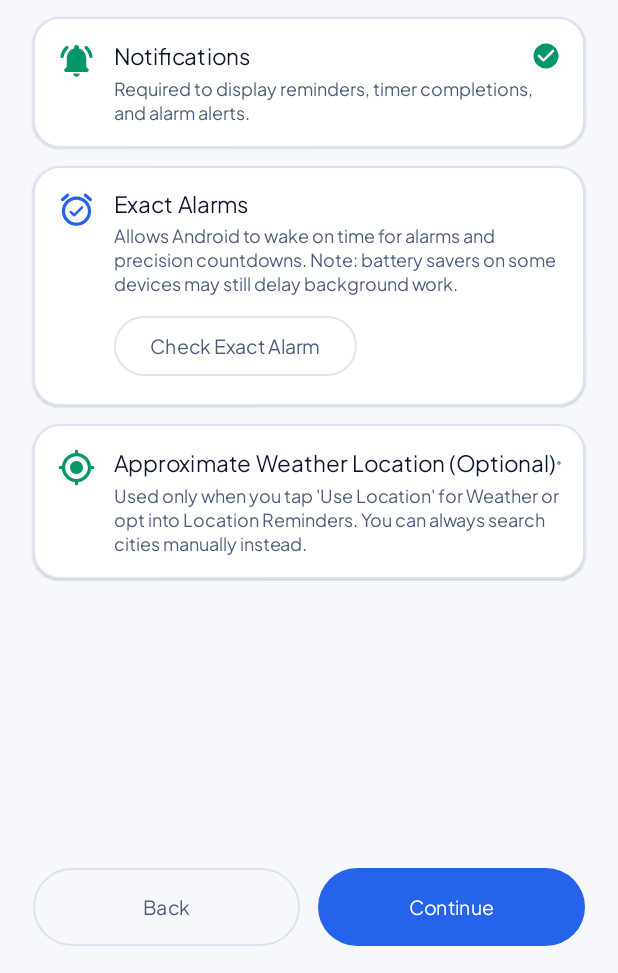
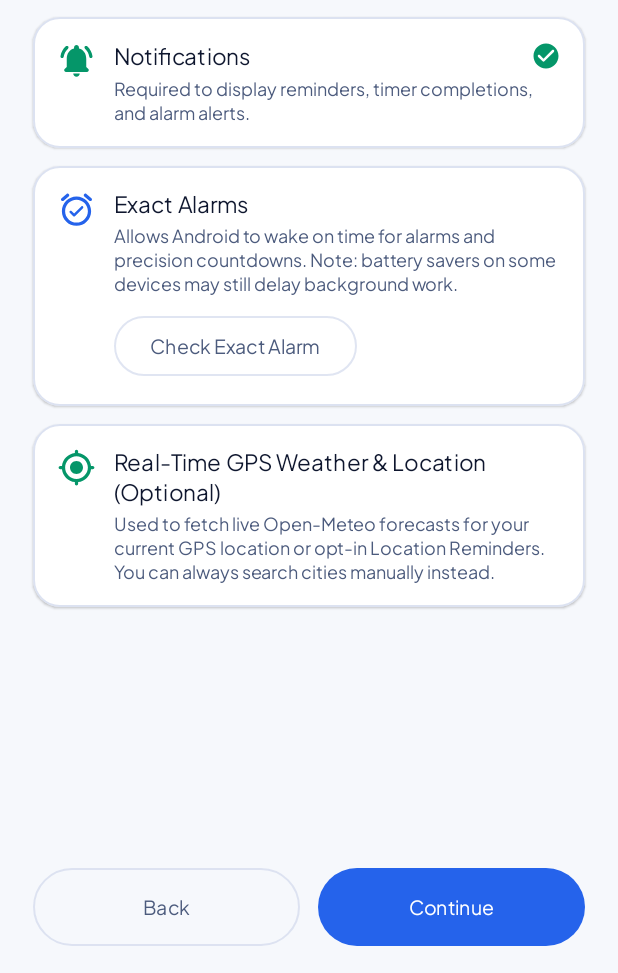
Before and after one commit to rajridam52-a11y/RR-Reminder-2.O, an Android app built with Jetpack Compose: the screen it shows after launch (MainActivity), after a tap on "Continue", on a phone screen of 412 x 824 dp, the part 263-1236 px from its top. Run offline under Robolectric (Android 15) with nearby library versions, the phone set to English and light mode, and no system bars; our stand-ins replace Room's generated code; 2 statements that could not run were skipped; 1 other tap on this screen came first.

Commit message:
feat: add fine location support and location helpers
- Added `ACCESS_FINE_LOCATION` permission.
- Implemented `LocationFetchResult` for structured location status.
- Expanded `ScheduleCalculator` to support optional seconds in time formatting.
- Added location helpers and state tracking to `RemindersViewModel`.

```diff
--- a/app/src/main/AndroidManifest.xml
+++ b/app/src/main/AndroidManifest.xml
@@ -18,6 +18,7 @@
     <!-- Runtime permissions (explained clearly before requesting) -->
     <uses-permission android:name="android.permission.POST_NOTIFICATIONS" />
     <uses-permission android:name="android.permission.ACCESS_COARSE_LOCATION" />
+    <uses-permission android:name="android.permission.ACCESS_FINE_LOCATION" />
     <uses-permission android:name="android.permission.READ_CALENDAR" />
 
     <application
--- a/app/src/main/java/com/example/core/notifications/ScheduleCalculator.kt
+++ b/app/src/main/java/com/example/core/notifications/ScheduleCalculator.kt
@@ -113,9 +113,19 @@ object ScheduleCalculator {
         return labels.filterIndexed { idx, _ -> (mask and (1 shl idx)) != 0 }.joinToString(", ")
     }
 
-    fun formatTime(millis: Long, use24Hour: Boolean, zoneId: ZoneId = ZoneId.systemDefault()): String {
+    fun formatTime(
+        millis: Long,
+        use24Hour: Boolean,
+        zoneId: ZoneId = ZoneId.systemDefault(),
+        includeSeconds: Boolean = false,
+    ): String {
         val zdt = Instant.ofEpochMilli(millis).atZone(zoneId)
-        val pattern = if (use24Hour) "HH:mm" else "h:mm a"
+        val pattern = when {
+            use24Hour && includeSeconds -> "HH:mm:ss"
+            use24Hour -> "HH:mm"
+            includeSeconds -> "h:mm:ss a"
+            else -> "h:mm a"
+        }
         return zdt.format(DateTimeFormatter.ofPattern(pattern, Locale.getDefault()))
     }
 
--- a/app/src/main/java/com/example/features/home/MainViewModel.kt
+++ b/app/src/main/java/com/example/features/home/MainViewModel.kt
@@ -50,6 +50,7 @@ class MainViewModel(private val container: AppContainer) : ViewModel() {
     val welcomeDismissed: StateFlow<Boolean> = _welcomeDismissed.asStateFlow()
 
     private val _nowMillis = MutableStateFlow(System.currentTimeMillis())
+    val nowMillis: StateFlow<Long> = _nowMillis.asStateFlow()
 
     val homeState: StateFlow<HomeUiState> = combine(
         _nowMillis,
--- a/app/src/main/java/com/example/features/onboarding/SplashAndOnboarding.kt
+++ b/app/src/main/java/com/example/features/onboarding/SplashAndOnboarding.kt
@@ -40,10 +40,8 @@ import com.example.R
 import com.example.core.datastore.UserPreferences
 import com.example.core.notifications.ScheduleCalculator
 import com.example.core.permissions.PermissionHelper
-import com.example.features.home.HomeUiState
 import com.example.ui.components.RRBrandMark
 import com.example.ui.components.RRCard
-import com.example.ui.components.RRMetricBadge
 import com.example.ui.components.RRStatusPill
 import com.example.ui.theme.AccentPreset
 import com.example.ui.theme.LocalRRExtraColors
@@ -111,7 +109,7 @@ fun SplashScreen() {
 
 @Composable
 fun WelcomePreviewScreen(
-    homeState: HomeUiState,
+    nowMillis: Long,
     preferences: UserPreferences,
     isFirstLaunch: Boolean,
     onContinue: () -> Unit,
@@ -124,7 +122,7 @@ fun WelcomePreviewScreen(
                 Brush.verticalGradient(
                     colors = listOf(
                         MaterialTheme.colorScheme.background,
-                        extra.accentPrimary.copy(alpha = 0.12f),
+                        extra.accentPrimary.copy(alpha = 0.14f),
                         MaterialTheme.colorScheme.background,
                     ),
                 ),
@@ -188,50 +186,40 @@ fun WelcomePreviewScreen(
                 )
                 Spacer(modifier = Modifier.height(6.dp))
                 Text(
-                    text = ScheduleCalculator.formatTime(homeState.nowMillis, preferences.use24Hour) +
+                    text = ScheduleCalculator.formatTime(
+                        millis = nowMillis,
+                        use24Hour = preferences.use24Hour,
+                        includeSeconds = true,
+                    ) +
                         " • " +
-                        ScheduleCalculator.formatDate(homeState.nowMillis, "EEEE, ${preferences.dateFormatStyle.pattern}"),
+                        ScheduleCalculator.formatDate(nowMillis, "EEEE, ${preferences.dateFormatStyle.pattern}"),
                     style = TabularClockMedium.copy(fontSize = MaterialTheme.typography.titleMedium.fontSize),
                     color = MaterialTheme.colorScheme.onSurfaceVariant,
                     textAlign = TextAlign.Center,
                 )
                 Spacer(modifier = Modifier.height(16.dp))
                 RRCard(accentGlow = true) {
-                    Text("Today's Preview", style = MaterialTheme.typography.titleSmall)
+                    Text("Welcome Preview", style = MaterialTheme.typography.titleSmall)
                     Spacer(modifier = Modifier.height(10.dp))
-                    Row(
-                        modifier = Modifier.fillMaxWidth(),
-                        horizontalArrangement = Arrangement.spacedBy(8.dp),
-                    ) {
-                        RRMetricBadge(
-                            label = "Reminders",
-                            value = "${homeState.upcomingReminders.size}",
-                            color = extra.accentPrimary,
-                            modifier = Modifier.weight(1f),
-                        )
-                        RRMetricBadge(
-                            label = "Tasks",
-                            value = "${homeState.todayTasks.size}",
-                            color = extra.accentSecondary,
-                            modifier = Modifier.weight(1f),
-                        )
-                        RRMetricBadge(
-                            label = "Habits",
-                            value = "${homeState.activeHabitsCount}",
-                            color = extra.success,
-                            modifier = Modifier.weight(1f),
-                        )
-                    }
+                    WelcomeFeatureHighlightRow(
+                        icon = Icons.Rounded.NotificationsActive,
+                        title = "Smart Reminders & Exact Alarms",
+                        subtitle = "Timezone-safe schedules, snooze controls, and reliable alerts.",
+                        color = extra.accentPrimary,
+                    )
                     Spacer(modifier = Modifier.height(10.dp))
-                    val nextReminderTitle = homeState.upcomingReminders.firstOrNull()?.title
-                    Text(
-                        text = if (nextReminderTitle != null) {
-                            "Next up: $nextReminderTitle"
-                        } else {
-                            "Your schedule is clear and ready for today."
-                        },
-                        style = MaterialTheme.typography.bodySmall,
-                        color = MaterialTheme.colorScheme.onSurfaceVariant,
+                    WelcomeFeatureHighlightRow(
+                        icon = Icons.Rounded.MyLocation,
+                        title = "Live GPS Weather & World Clock",
+                        subtitle = "Real-time forecast from your GPS fix and live global timezones.",
+                        color = extra.accentSecondary,
+                    )
+                    Spacer(modifier = Modifier.height(10.dp))
+                    WelcomeFeatureHighlightRow(
+                        icon = Icons.Rounded.Timer,
+                        title = "Timers, Tasks, Notes & Habits",
+                        subtitle = "Complete daily workspace with local backup and home widgets.",
+                        color = extra.success,
                     )
                 }
             }
@@ -245,10 +233,42 @@ fun WelcomePreviewScreen(
                     .height(54.dp)
                     .testTag("welcome_preview_continue_btn"),
             ) {
-                Text(if (isFirstLaunch) "Set Up RR Reminder" else "Enter Dashboard")
+                Text(if (isFirstLaunch) "Set Up RR Reminder" else "Enter RR Reminder")
                 Spacer(modifier = Modifier.width(8.dp))
                 Icon(Icons.AutoMirrored.Rounded.ArrowForward, contentDescription = null)
             }
+        }
+    }
+}
+
+@Composable
+private fun WelcomeFeatureHighlightRow(
+    icon: ImageVector,
+    title: String,
+    subtitle: String,
+    color: Color,
+) {
+    Row(
+        modifier = Modifier.fillMaxWidth(),
+        verticalAlignment = Alignment.CenterVertically,
+        horizontalArrangement = Arrangement.spacedBy(12.dp),
+    ) {
+        Box(
+            modifier = Modifier
+                .size(36.dp)
+                .clip(CircleShape)
+                .background(color.copy(alpha = 0.16f)),
+            contentAlignment = Alignment.Center,
+        ) {
+            Icon(icon, contentDescription = null, tint = color, modifier = Modifier.size(20.dp))
+        }
+        Column(modifier = Modifier.weight(1f)) {
+            Text(title, style = MaterialTheme.typography.titleSmall)
+            Text(
+                text = subtitle,
+                style = MaterialTheme.typography.bodySmall,
+                color = MaterialTheme.colorScheme.onSurfaceVariant,
+            )
         }
     }
 }
@@ -265,7 +285,7 @@ fun OnboardingScreen(
     val context = LocalContext.current
 
     var notifGranted by remember { mutableStateOf(PermissionHelper.hasNotificationPermission(context)) }
-    var locationGranted by remember { mutableStateOf(PermissionHelper.hasCoarseLocationPermission(context)) }
+    var locationGranted by remember { mutableStateOf(PermissionHelper.hasAnyLocationPermission(context)) }
     var exactAlarmGranted by remember { mutableStateOf(PermissionHelper.canScheduleExactAlarms(context)) }
 
     val notifLauncher = rememberLauncherForActivityResult(
@@ -273,8 +293,10 @@ fun OnboardingScreen(
     ) { granted -> notifGranted = granted }
 
     val locLauncher = rememberLauncherForActivityResult(
-        ActivityResultContracts.RequestPermission(),
-    ) { granted -> locationGranted = granted }
+        ActivityResultContracts.RequestMultiplePermissions(),
+    ) { grants ->
+        locationGranted = grants.values.any { it } || PermissionHelper.hasAnyLocationPermission(context)
+    }
 
     Box(
         modifier = Modifier
@@ -359,7 +381,7 @@ fun OnboardingScreen(
                             exactAlarmGranted = PermissionHelper.canScheduleExactAlarms(context)
                         },
                         onRequestLocation = {
-                            locLauncher.launch(Manifest.permission.ACCESS_COARSE_LOCATION)
+                            locLauncher.launch(PermissionHelper.LOCATION_PERMISSIONS)
                         },
                     )
                     else -> OnboardingThemePage(
@@ -510,10 +532,10 @@ private fun OnboardingPermissionsPage(
 
         PermissionCard(
             icon = Icons.Rounded.MyLocation,
-            title = "Approximate Weather Location (Optional)",
-            explanation = "Used only when you tap 'Use Location' for Weather or opt into Location Reminders. You can always search cities manually instead.",
+            title = "Real-Time GPS Weather & Location (Optional)",
+            explanation = "Used to fetch live Open-Meteo forecasts for your current GPS location or opt-in Location Reminders. You can always search cities manually instead.",
             isGranted = locationGranted,
-            actionLabel = "Allow Coarse Location",
+            actionLabel = "Allow GPS Location",
             onAction = onRequestLocation,
             testTag = "perm_loc_btn",
         )
--- a/app/src/main/java/com/example/features/weather/WorldClockScreen.kt
+++ b/app/src/main/java/com/example/features/weather/WorldClockScreen.kt
@@ -113,7 +113,7 @@ fun WorldClockTabContent(
                             )
                         }
                         Text(
-                            text = cityZdt.format(DateTimeFormatter.ofPattern(if (preferences.use24Hour) "HH:mm" else "h:mm a")),
+                            text = cityZdt.format(timeFormatter),
                             style = TabularClockMedium,
                         )
                         IconButton(onClick = { onRemoveCity(city.id) }) {
--- a/app/src/main/java/com/example/navigation/RRNavigation.kt
+++ b/app/src/main/java/com/example/navigation/RRNavigation.kt
@@ -83,7 +83,7 @@ fun RRAppRoot(
     val preferences by mainViewModel.preferences.collectAsStateWithLifecycle()
     val splashDone by mainViewModel.splashFinished.collectAsStateWithLifecycle()
     val welcomeDismissed by mainViewModel.welcomeDismissed.collectAsStateWithLifecycle()
-    val homeState by mainViewModel.homeState.collectAsStateWithLifecycle()
+    val nowMillis by mainViewModel.nowMillis.collectAsStateWithLifecycle()
 
     if (!splashDone) {
         SplashScreen()
@@ -92,7 +92,7 @@ fun RRAppRoot(
 
     if (!welcomeDismissed && initialDestination == null) {
         WelcomePreviewScreen(
-            homeState = homeState,
+            nowMillis = nowMillis,
             preferences = preferences,
             isFirstLaunch = !preferences.onboardingCompleted,
             onContinue = mainViewModel::dismissWelcomePreview,
@@ -270,6 +270,7 @@ private fun RRMainShell(
                         val filter by remindersVm.selectedFilter.collectAsStateWithLifecycle()
                         val cat by remindersVm.selectedCategory.collectAsStateWithLifecycle()
                         val capturedLoc by remindersVm.capturedLocation.collectAsStateWithLifecycle()
+                        val locMessage by remindersVm.locationMessage.collectAsStateWithLifecycle()
 
                         RemindersScreen(
                             reminders = reminders,
@@ -278,6 +279,7 @@ private fun RRMainShell(
                             selectedCategory = cat,
                             preferences = preferences,
                             capturedLocation = capturedLoc,
+                            locationMessage = locMessage,
                             onSearchQueryChange = remindersVm::setSearchQuery,
                             onSelectFilter = remindersVm::setFilter,
                             onSelectCategory = remindersVm::setCategory,
```
Also changed, not shown: app/src/main/java/com/example/core/location/LocationHelper.kt (+142 -17 lines), app/src/main/java/com/example/core/permissions/PermissionHelper.kt (+30 -0 lines), app/src/main/java/com/example/features/home/HomeDashboardScreen.kt (+6 -2 lines), app/src/main/java/com/example/features/reminders/RemindersScreen.kt (+17 -5 lines), app/src/main/java/com/example/features/reminders/RemindersViewModel.kt (+21 -1 lines), app/src/main/java/com/example/features/settings/SettingsScreen.kt (+8 -6 lines), app/src/main/java/com/example/features/weather/WeatherScreen.kt (+58 -25 lines), app/src/main/java/com/example/features/weather/WeatherWorldClockViewModel.kt (+80 -16 lines), 3 other files.
